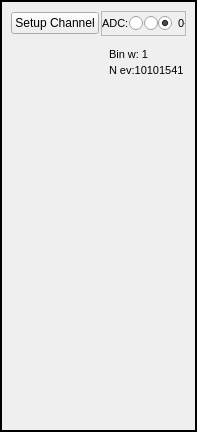
This is Histograms_v3/channelhistwidget.ui in OK2100/Histograms_v3 as Qt 5 draws it before an edit. The edited form follows.
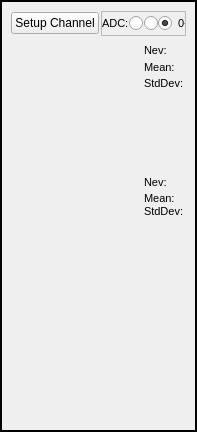
This is the edited form. Custom widgets are drawn as their Qt base class.

The edit to the form file:
```diff
--- a/Histograms_v3/channelhistwidget.ui
+++ b/Histograms_v3/channelhistwidget.ui
@@ -76,7 +76,34 @@
              <property name="spacing">
               <number>0</number>
              </property>
-             <item row="2" column="1">
+             <item row="0" column="1">
+              <widget class="QLabel" name="lbl_Nev">
+               <property name="font">
+                <font>
+                 <pointsize>8</pointsize>
+                </font>
+               </property>
+               <property name="text">
+                <string>Nev:</string>
+               </property>
+              </widget>
+             </item>
+             <item row="1" column="1">
+              <widget class="QLabel" name="lbl_Mean">
+               <property name="enabled">
+                <bool>true</bool>
+               </property>
+               <property name="font">
+                <font>
+                 <pointsize>8</pointsize>
+                </font>
+               </property>
+               <property name="text">
+                <string>Mean:</string>
+               </property>
+              </widget>
+             </item>
+             <item row="3" column="1">
               <spacer name="verticalSpacer_6">
                <property name="orientation">
                 <enum>Qt::Vertical</enum>
@@ -89,31 +116,7 @@
                </property>
               </spacer>
              </item>
-             <item row="1" column="1">
-              <widget class="QLabel" name="label_3">
-               <property name="font">
-                <font>
-                 <pointsize>8</pointsize>
-                </font>
-               </property>
-               <property name="text">
-                <string>N ev:10101541</string>
-               </property>
-              </widget>
-             </item>
-             <item row="0" column="1">
-              <widget class="QLabel" name="label_2">
-               <property name="font">
-                <font>
-                 <pointsize>8</pointsize>
-                </font>
-               </property>
-               <property name="text">
-                <string>Bin w: 1</string>
-               </property>
-              </widget>
-             </item>
-             <item row="0" column="0">
+             <item row="1" column="0">
               <spacer name="horizontalSpacer_2">
                <property name="orientation">
                 <enum>Qt::Horizontal</enum>
@@ -126,15 +129,116 @@
                </property>
               </spacer>
              </item>
+             <item row="2" column="1">
+              <widget class="QLabel" name="lbl_StdDev">
+               <property name="enabled">
+                <bool>true</bool>
+               </property>
+               <property name="font">
+                <font>
+                 <pointsize>8</pointsize>
+                </font>
+               </property>
+               <property name="text">
+                <string>StdDev:</string>
+               </property>
+              </widget>
+             </item>
             </layout>
            </widget>
           </item>
          </layout>
         </item>
         <item row="2" column="0">
-         <layout class="QHBoxLayout" name="horizontalLayout_3" stretch="10">
+         <layout class="QHBoxLayout" name="horizontalLayout_3" stretch="0">
           <item>
-           <widget class="QCustomPlot" name="timeHist" native="true"/>
+           <widget class="QCustomPlot" name="timeHist" native="true">
+            <layout class="QGridLayout" name="gridLayout_5">
+             <property name="leftMargin">
+              <number>0</number>
+             </property>
+             <property name="topMargin">
+              <number>2</number>
+             </property>
+             <property name="rightMargin">
+              <number>2</number>
+             </property>
+             <property name="bottomMargin">
+              <number>0</number>
+             </property>
+             <property name="spacing">
+              <number>0</number>
+             </property>
+             <item row="0" column="0">
+              <spacer name="horizontalSpacer_3">
+               <property name="orientation">
+                <enum>Qt::Horizontal</enum>
+               </property>
+               <property name="sizeHint" stdset="0">
+                <size>
+                 <width>121</width>
+                 <height>20</height>
+                </size>
+               </property>
+              </spacer>
+             </item>
+             <item row="3" column="1">
+              <spacer name="verticalSpacer_7">
+               <property name="orientation">
+                <enum>Qt::Vertical</enum>
+               </property>
+               <property name="sizeHint" stdset="0">
+                <size>
+                 <width>20</width>
+                 <height>82</height>
+                </size>
+               </property>
+              </spacer>
+             </item>
+             <item row="0" column="1">
+              <widget class="QLabel" name="lbl_Nev1">
+               <property name="font">
+                <font>
+                 <pointsize>8</pointsize>
+                </font>
+               </property>
+               <property name="text">
+                <string>Nev:</string>
+               </property>
+              </widget>
+             </item>
+             <item row="1" column="1">
+              <widget class="QLabel" name="lbl_Mean1">
+               <property name="enabled">
+                <bool>true</bool>
+               </property>
+               <property name="font">
+                <font>
+                 <pointsize>8</pointsize>
+                </font>
+               </property>
+               <property name="text">
+                <string>Mean:</string>
+               </property>
+              </widget>
+             </item>
+             <item row="2" column="1">
+              <widget class="QLabel" name="lbl_StdDev1">
+               <property name="enabled">
+                <bool>true</bool>
+               </property>
+               <property name="font">
+                <font>
+                 <pointsize>8</pointsize>
+                </font>
+               </property>
+               <property name="text">
+                <string>StdDev:</string>
+               </property>
+              </widget>
+             </item>
+            </layout>
+           </widget>
           </item>
          </layout>
         </item>
```
